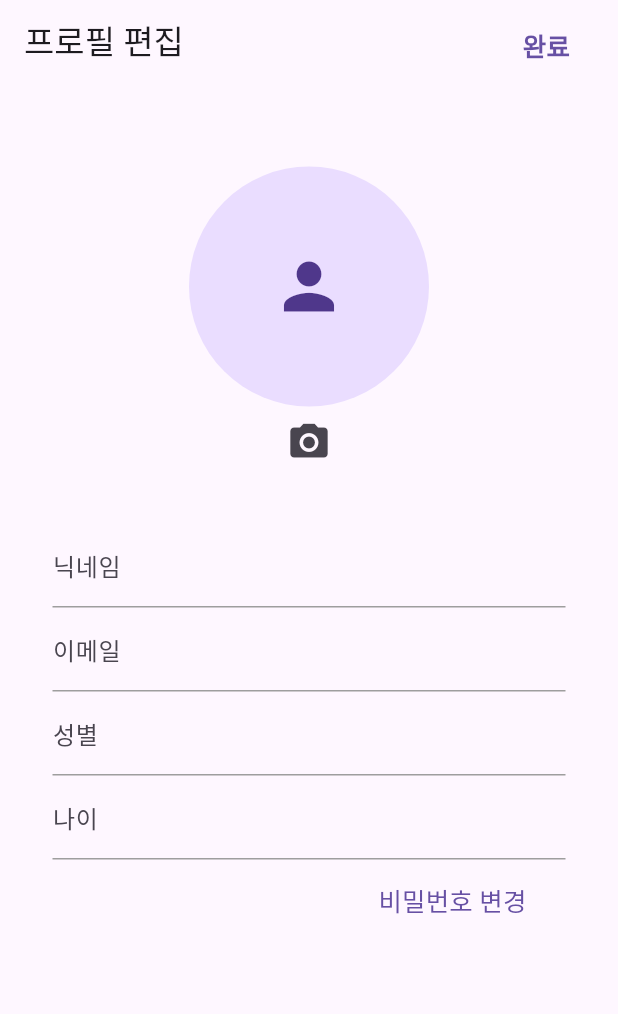
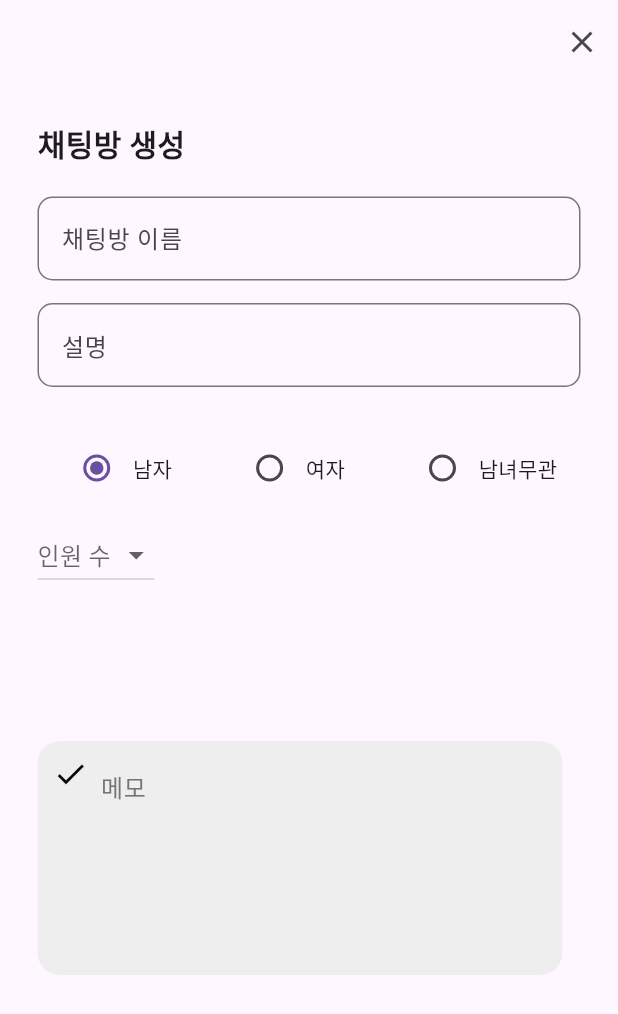
Before and after one commit to ssssaaaaas/my_mate, a Flutter app: the screen it shows after launch, on a phone screen of 412 x 824 dp. Shown: the top 1014 px of the screen. Run offline on Flutter 3.47's test engine with Material 3 defaults, Android fonts, the phone set to English and light mode, and no system bars; our stand-ins replace cloud_firestore, firebase_auth, firebase_core, firebase_storage, image_picker; accounts and stored records are empty; generated files the repository leaves out were written again.

Commit message:
채팅방

```diff
--- a/lib/app.dart
+++ b/lib/app.dart
@@ -1,4 +1,5 @@
 import 'package:flutter/material.dart';
+import 'package:mymate/set%20chat.dart';
 import 'package:mymate/profile.dart';
 
 import 'home.dart';
@@ -13,7 +14,7 @@ class MyMateApp extends StatelessWidget {
       title: 'MyMate',
       routes: {
         '': (context) => const LoginPage(),
-        '/': (context) => const Profile(),
+        '/': (context) => const ChatPage()
       },
       debugShowCheckedModeBanner: false,
     );
--- /dev/null
+++ b/lib/set chat.dart
@@ -0,0 +1,151 @@
+import 'package:flutter/material.dart';
+
+class ChatPage extends StatefulWidget {
+  const ChatPage({super.key});
+
+  @override
+  State<ChatPage> createState() => _ChatPageState();
+}
+
+class _ChatPageState extends State<ChatPage> {
+  String _selectedOption = 'men';
+  String? _selectedValue;
+  final List<String> _dropdownItems = ['1명', '2명', '3명', '4명', '5명', '6명이상'];
+
+  @override
+  Widget build(BuildContext context) {
+    return Scaffold(
+      appBar: AppBar(
+        actions: [IconButton(onPressed: () {}, icon: Icon(Icons.close))],
+      ),
+      body: Padding(
+        padding: const EdgeInsets.all(25.0),
+        child: Column(
+            mainAxisAlignment: MainAxisAlignment.start,
+            crossAxisAlignment: CrossAxisAlignment.start,
+            children: [
+              Text(
+                '채팅방 생성',
+                style: TextStyle(fontSize: 20, fontWeight: FontWeight.bold),
+              ),
+              SizedBox(height: 20),
+              TextField(
+                decoration: InputDecoration(
+                  labelText: '채팅방 이름',
+                  border: OutlineInputBorder(
+                    borderRadius: BorderRadius.circular(10),
+                  ),
+                ),
+              ),
+              SizedBox(height: 15),
+              TextField(
+                decoration: InputDecoration(
+                  labelText: '설명',
+                  border: OutlineInputBorder(
+                    borderRadius: BorderRadius.circular(10),
+                  ),
+                ),
+              ),
+              SizedBox(height: 30),
+              Row(
+                mainAxisAlignment: MainAxisAlignment.spaceEvenly,
+                children: [
+                  Row(
+                    children: [
+                      Radio<String>(
+                        value: 'men',
+                        groupValue: _selectedOption,
+                        onChanged: (value) {
+                          setState(() {
+                            _selectedOption = value!;
+                          });
+                        },
+                      ),
+                      Text('남자'),
+                    ],
+                  ),
+                  SizedBox(width: 10),
+                  Row(
+                    children: [
+                      Radio<String>(
+                        value: 'woman',
+                        groupValue: _selectedOption,
+                        onChanged: (value) {
+                          setState(() {
+                            _selectedOption = value!;
+                          });
+                        },
+                      ),
+                      Text('여자'),
+                    ],
+                  ),
+                  SizedBox(width: 10),
+                  Row(
+                    children: [
+                      Radio<String>(
+                        value: 'doncare',
+                        groupValue: _selectedOption,
+                        onChanged: (value) {
+                          setState(() {
+                            _selectedOption = value!;
+                          });
+                        },
+                      ),
+                      Text('남녀무관'),
+                    ],
+                  ),
+                ],
+              ),
+              SizedBox(
+                height: 10,
+              ),
+              DropdownButton<String>(
+                hint: const Text('인원 수'),
+                value: _selectedValue,
+                items: _dropdownItems.map((String item) {
+                  return DropdownMenuItem<String>(
+                    value: item,
+                    child: Text(item),
+                  );
+                }).toList(),
+                onChanged: (String? newValue) {
+                  setState(() {
+                    _selectedValue = newValue;
+                  });
+                },
+              ),
+              SizedBox(
+                height: 100,
+              ),
+              Container(
+                padding: const EdgeInsets.all(10),
+                decoration: BoxDecoration(
+                  color: Colors.grey[200],
+                  borderRadius: BorderRadius.circular(15),
+                ),
+                width: 350,
+                child: Row(
+                  crossAxisAlignment: CrossAxisAlignment.start,
+                  children: [
+                    Icon(Icons.check, color: Colors.black),
+                    const SizedBox(width: 8),
+                    Expanded(
+                      child: TextField(
+                        maxLines: 5,
+                        decoration: InputDecoration(
+                          hintText: '메모',
+                          hintStyle: TextStyle(color: Colors.grey[600]),
+                          border: InputBorder.none,
+                        ),
+                        style: const TextStyle(fontSize: 16),
+                        cursorColor: Colors.black,
+                      ),
+                    ),
+                  ],
+                ),
+              ),
+            ]),
+      ),
+    );
+  }
+}
```
Also changed, not shown: 1 other file.
